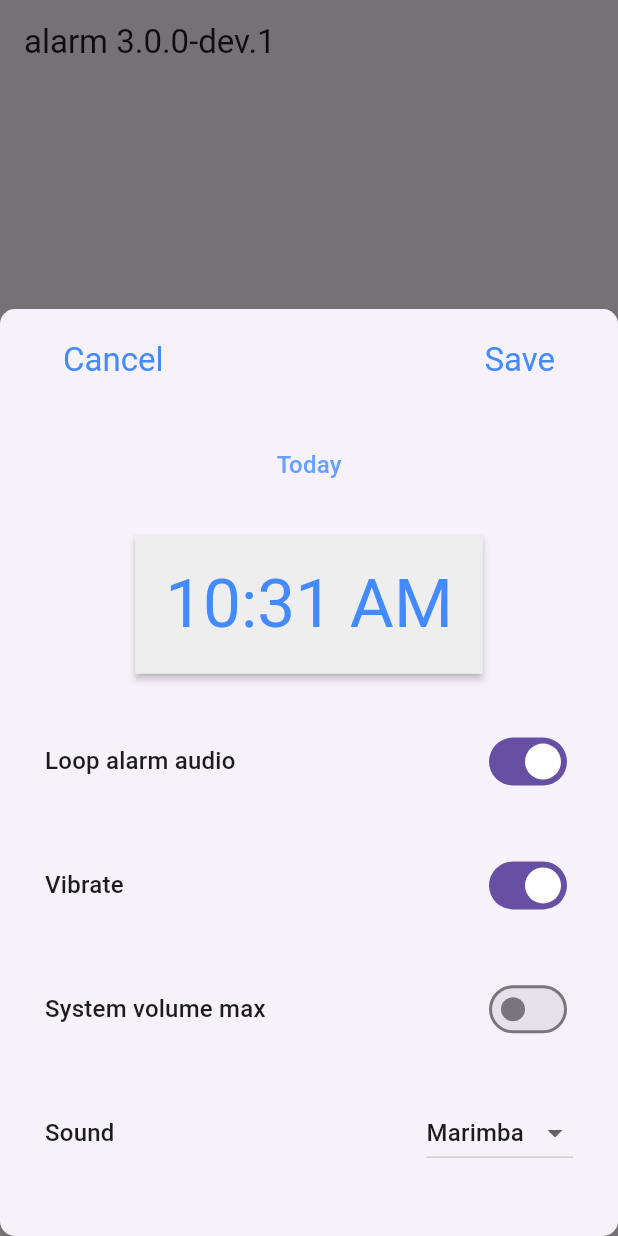
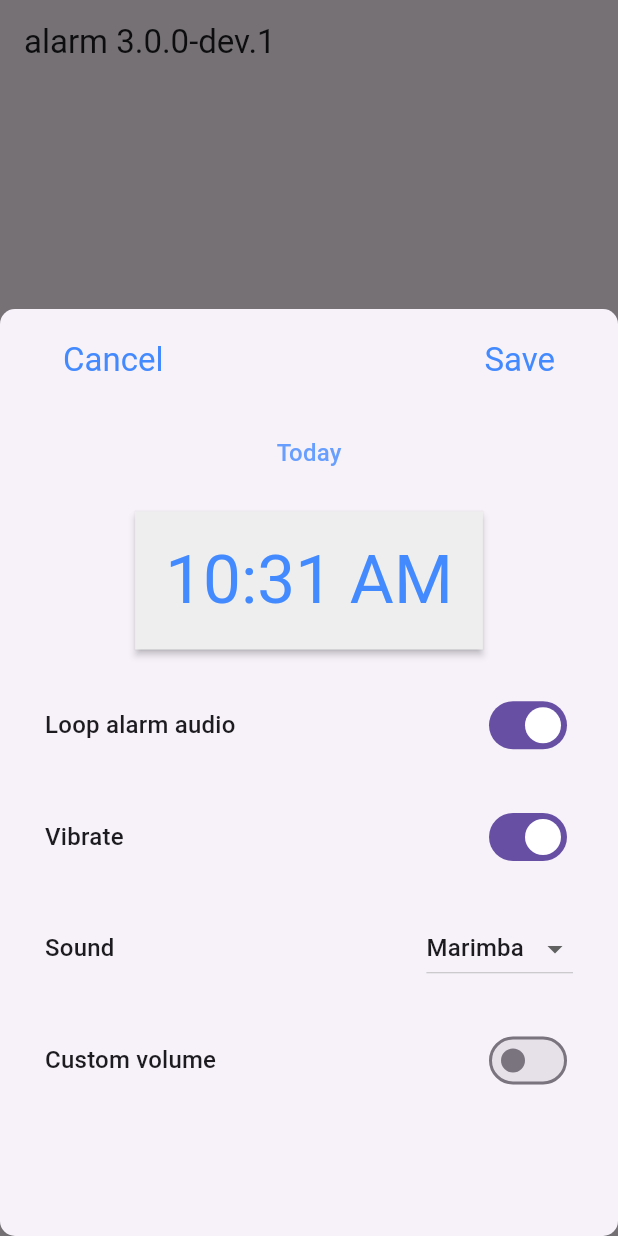
Before and after one commit to gdelataillade/alarm, a Flutter app: the screen it shows after launch, after a tap on the "alarm add" icon, on a phone screen of 412 x 824 dp. Run offline on Flutter 3.47's test engine with Material 3 defaults, Android fonts, the phone set to English and light mode, and no system bars; our stand-ins replace flutter_local_notifications, shared_preferences, timezone; missing offline and left inert: flutter_fgbg.

Commit message:
Add volume slider in example app

```diff
--- a/example/lib/screens/edit_alarm.dart
+++ b/example/lib/screens/edit_alarm.dart
@@ -194,19 +194,6 @@ class _ExampleAlarmEditScreenState extends State<ExampleAlarmEditScreen> {
             mainAxisAlignment: MainAxisAlignment.spaceBetween,
             children: [
               Text(
-                'System volume max',
-                style: Theme.of(context).textTheme.titleMedium,
-              ),
-              Switch(
-                value: volume != null,
-                onChanged: (value) => setState(() => volume = value ? 1 : null),
-              ),
-            ],
-          ),
-          Row(
-            mainAxisAlignment: MainAxisAlignment.spaceBetween,
-            children: [
-              Text(
                 'Sound',
                 style: Theme.of(context).textTheme.titleMedium,
               ),
@@ -238,6 +225,45 @@ class _ExampleAlarmEditScreenState extends State<ExampleAlarmEditScreen> {
               ),
             ],
           ),
+          Row(
+            mainAxisAlignment: MainAxisAlignment.spaceBetween,
+            children: [
+              Text(
+                'Custom volume',
+                style: Theme.of(context).textTheme.titleMedium,
+              ),
+              Switch(
+                value: volume != null,
+                onChanged: (value) =>
+                    setState(() => volume = value ? 0.5 : null),
+              ),
+            ],
+          ),
+          SizedBox(
+            height: 30,
+            child: volume != null
+                ? Row(
+                    mainAxisAlignment: MainAxisAlignment.spaceBetween,
+                    children: [
+                      Icon(
+                        volume! > 0.7
+                            ? Icons.volume_up_rounded
+                            : volume! > 0.1
+                                ? Icons.volume_down_rounded
+                                : Icons.volume_mute_rounded,
+                      ),
+                      Expanded(
+                        child: Slider(
+                          value: volume!,
+                          onChanged: (value) {
+                            setState(() => volume = value);
+                          },
+                        ),
+                      ),
+                    ],
+                  )
+                : const SizedBox(),
+          ),
           if (!creating)
             TextButton(
               onPressed: deleteAlarm,
```
